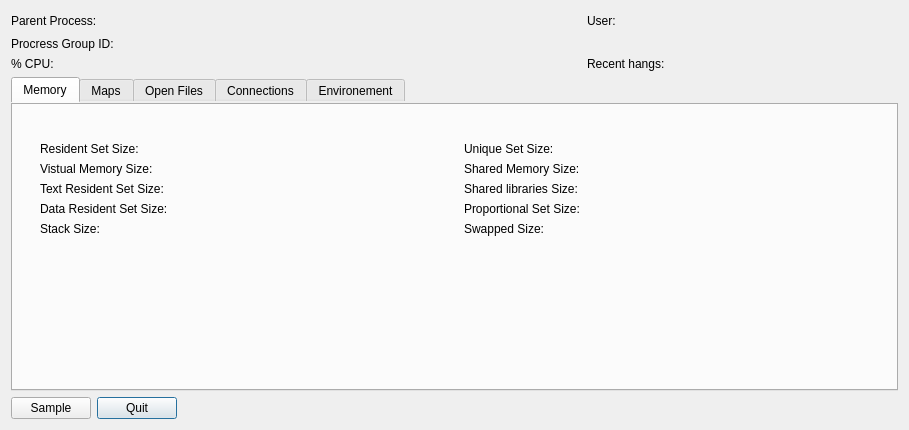
Qt form Under Construction/Activity Monitor.app/Resources/dialog_inspect_process.ui (helloSystem/Utilities) before a commit.
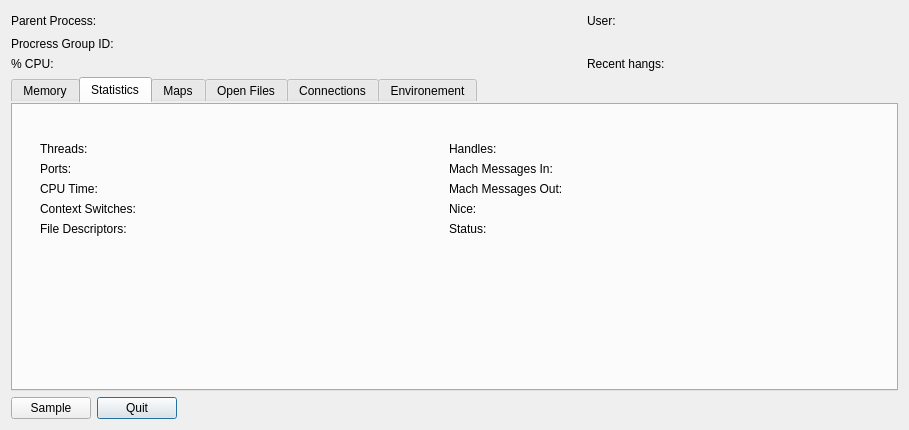
The same form after that commit.

```diff
--- a/Under Construction/Activity Monitor.app/Resources/dialog_inspect_process.ui
+++ b/Under Construction/Activity Monitor.app/Resources/dialog_inspect_process.ui
@@ -144,7 +144,7 @@
         <enum>QTabWidget::Rounded</enum>
        </property>
        <property name="currentIndex">
-        <number>0</number>
+        <number>1</number>
        </property>
        <widget class="QWidget" name="tab_Memory">
         <attribute name="title">
@@ -495,6 +495,364 @@
          </item>
         </layout>
        </widget>
+       <widget class="QWidget" name="tab">
+        <attribute name="title">
+         <string>Statistics</string>
+        </attribute>
+        <layout class="QHBoxLayout" name="horizontalLayout_8">
+         <item>
+          <layout class="QHBoxLayout" name="horizontalLayout_7">
+           <property name="leftMargin">
+            <number>20</number>
+           </property>
+           <property name="topMargin">
+            <number>30</number>
+           </property>
+           <property name="rightMargin">
+            <number>20</number>
+           </property>
+           <property name="bottomMargin">
+            <number>20</number>
+           </property>
+           <item>
+            <layout class="QGridLayout" name="gridLayout_4">
+             <item row="6" column="0">
+              <spacer name="verticalSpacer_3">
+               <property name="orientation">
+                <enum>Qt::Vertical</enum>
+               </property>
+               <property name="sizeHint" stdset="0">
+                <size>
+                 <width>20</width>
+                 <height>40</height>
+                </size>
+               </property>
+              </spacer>
+             </item>
+             <item row="4" column="0">
+              <widget class="QLabel" name="context_switches">
+               <property name="toolTip">
+                <string>&lt;html&gt;&lt;head/&gt;&lt;body&gt;&lt;p&gt;The amount of physical memory devoted to other than executable code.&lt;/p&gt;&lt;/body&gt;&lt;/html&gt;</string>
+               </property>
+               <property name="text">
+                <string>Context Switches:</string>
+               </property>
+              </widget>
+             </item>
+             <item row="3" column="0">
+              <widget class="QLabel" name="cpu_time">
+               <property name="toolTip">
+                <string>&lt;html&gt;&lt;head/&gt;&lt;body&gt;&lt;p&gt;The amount of memory devoted to executable code. &lt;/p&gt;&lt;/body&gt;&lt;/html&gt;</string>
+               </property>
+               <property name="text">
+                <string>CPU Time:</string>
+               </property>
+              </widget>
+             </item>
+             <item row="4" column="1">
+              <widget class="QLabel" name="context_switches_value">
+               <property name="minimumSize">
+                <size>
+                 <width>20</width>
+                 <height>0</height>
+                </size>
+               </property>
+               <property name="text">
+                <string/>
+               </property>
+               <property name="alignment">
+                <set>Qt::AlignRight|Qt::AlignTrailing|Qt::AlignVCenter</set>
+               </property>
+              </widget>
+             </item>
+             <item row="1" column="1">
+              <widget class="QLabel" name="threads_number_value">
+               <property name="minimumSize">
+                <size>
+                 <width>20</width>
+                 <height>0</height>
+                </size>
+               </property>
+               <property name="toolTip">
+                <string>&lt;html&gt;&lt;head/&gt;&lt;body&gt;&lt;p&gt;The number of threads currently used by this process&lt;/p&gt;&lt;/body&gt;&lt;/html&gt;</string>
+               </property>
+               <property name="text">
+                <string/>
+               </property>
+               <property name="alignment">
+                <set>Qt::AlignRight|Qt::AlignTrailing|Qt::AlignVCenter</set>
+               </property>
+              </widget>
+             </item>
+             <item row="2" column="0">
+              <widget class="QLabel" name="ports">
+               <property name="toolTip">
+                <string>&lt;html&gt;&lt;head/&gt;&lt;body&gt;&lt;p&gt;Cumulative ports used by connections of this process. &lt;/p&gt;&lt;/body&gt;&lt;/html&gt;</string>
+               </property>
+               <property name="text">
+                <string>Ports:</string>
+               </property>
+              </widget>
+             </item>
+             <item row="3" column="1">
+              <widget class="QLabel" name="cpu_time_value">
+               <property name="minimumSize">
+                <size>
+                 <width>20</width>
+                 <height>0</height>
+                </size>
+               </property>
+               <property name="text">
+                <string/>
+               </property>
+               <property name="alignment">
+                <set>Qt::AlignRight|Qt::AlignTrailing|Qt::AlignVCenter</set>
+               </property>
+              </widget>
+             </item>
+             <item row="2" column="1">
+              <widget class="QLabel" name="ports_value">
+               <property name="minimumSize">
+                <size>
+                 <width>20</width>
+                 <height>0</height>
+                </size>
+               </property>
+               <property name="toolTip">
+                <string>&lt;html&gt;&lt;head/&gt;&lt;body&gt;&lt;p&gt;Cumulative ports used by connections of this process. &lt;/p&gt;&lt;/body&gt;&lt;/html&gt;</string>
+               </property>
+               <property name="text">
+                <string/>
+               </property>
+               <property name="alignment">
+                <set>Qt::AlignRight|Qt::AlignTrailing|Qt::AlignVCenter</set>
+               </property>
+              </widget>
+             </item>
+             <item row="1" column="0">
+              <widget class="QLabel" name="threads_number">
+               <property name="toolTip">
+                <string>&lt;html&gt;&lt;head/&gt;&lt;body&gt;&lt;p&gt;The number of threads currently used by this process&lt;/p&gt;&lt;/body&gt;&lt;/html&gt;</string>
+               </property>
+               <property name="text">
+                <string>Threads:</string>
+               </property>
+              </widget>
+             </item>
+             <item row="5" column="0">
+              <widget class="QLabel" name="file_descriptors">
+               <property name="text">
+                <string>File Descriptors:</string>
+               </property>
+              </widget>
+             </item>
+             <item row="5" column="1">
+              <widget class="QLabel" name="file_descriptors_value">
+               <property name="minimumSize">
+                <size>
+                 <width>20</width>
+                 <height>0</height>
+                </size>
+               </property>
+               <property name="text">
+                <string/>
+               </property>
+              </widget>
+             </item>
+            </layout>
+           </item>
+           <item>
+            <spacer name="horizontalSpacer_5">
+             <property name="orientation">
+              <enum>Qt::Horizontal</enum>
+             </property>
+             <property name="sizeType">
+              <enum>QSizePolicy::MinimumExpanding</enum>
+             </property>
+             <property name="sizeHint" stdset="0">
+              <size>
+               <width>40</width>
+               <height>20</height>
+              </size>
+             </property>
+            </spacer>
+           </item>
+           <item>
+            <layout class="QGridLayout" name="gridLayout_5">
+             <property name="leftMargin">
+              <number>0</number>
+             </property>
+             <property name="topMargin">
+              <number>0</number>
+             </property>
+             <item row="4" column="1">
+              <widget class="QLabel" name="status_value">
+               <property name="minimumSize">
+                <size>
+                 <width>20</width>
+                 <height>0</height>
+                </size>
+               </property>
+               <property name="text">
+                <string/>
+               </property>
+               <property name="alignment">
+                <set>Qt::AlignRight|Qt::AlignTrailing|Qt::AlignVCenter</set>
+               </property>
+              </widget>
+             </item>
+             <item row="2" column="1">
+              <widget class="QLabel" name="mach_messages_out_value">
+               <property name="minimumSize">
+                <size>
+                 <width>20</width>
+                 <height>0</height>
+                </size>
+               </property>
+               <property name="text">
+                <string/>
+               </property>
+               <property name="alignment">
+                <set>Qt::AlignRight|Qt::AlignTrailing|Qt::AlignVCenter</set>
+               </property>
+              </widget>
+             </item>
+             <item row="3" column="1">
+              <widget class="QLabel" name="nice_value">
+               <property name="minimumSize">
+                <size>
+                 <width>20</width>
+                 <height>0</height>
+                </size>
+               </property>
+               <property name="text">
+                <string/>
+               </property>
+               <property name="alignment">
+                <set>Qt::AlignRight|Qt::AlignTrailing|Qt::AlignVCenter</set>
+               </property>
+              </widget>
+             </item>
+             <item row="4" column="0">
+              <widget class="QLabel" name="status">
+               <property name="toolTip">
+                <string>&lt;html&gt;&lt;head/&gt;&lt;body&gt;&lt;p&gt;Amount of memory that has been swapped out to disk.&lt;/p&gt;&lt;/body&gt;&lt;/html&gt;</string>
+               </property>
+               <property name="text">
+                <string>Status:</string>
+               </property>
+              </widget>
+             </item>
+             <item row="2" column="0">
+              <widget class="QLabel" name="mach_messages_out">
+               <property name="toolTip">
+                <string>&lt;html&gt;&lt;head/&gt;&lt;body&gt;&lt;p&gt;The memory used by shared libraries.&lt;/p&gt;&lt;/body&gt;&lt;/html&gt;</string>
+               </property>
+               <property name="text">
+                <string>Mach Messages Out:</string>
+               </property>
+              </widget>
+             </item>
+             <item row="1" column="0">
+              <widget class="QLabel" name="mach_messages_in">
+               <property name="toolTip">
+                <string>&lt;html&gt;&lt;head/&gt;&lt;body&gt;&lt;p&gt; Memory that could be potentially shared with other processes.&lt;/p&gt;&lt;/body&gt;&lt;/html&gt;</string>
+               </property>
+               <property name="text">
+                <string>Mach Messages In:</string>
+               </property>
+              </widget>
+             </item>
+             <item row="1" column="1">
+              <widget class="QLabel" name="mach_messages_in_value">
+               <property name="minimumSize">
+                <size>
+                 <width>20</width>
+                 <height>0</height>
+                </size>
+               </property>
+               <property name="text">
+                <string/>
+               </property>
+               <property name="alignment">
+                <set>Qt::AlignRight|Qt::AlignTrailing|Qt::AlignVCenter</set>
+               </property>
+              </widget>
+             </item>
+             <item row="3" column="0">
+              <widget class="QLabel" name="nice">
+               <property name="toolTip">
+                <string>&lt;html&gt;&lt;head/&gt;&lt;body&gt;&lt;p&gt;The amount of memory shared with other processes, accounted in a way that the amount is divided evenly between the processes that share it. &lt;/p&gt;&lt;/body&gt;&lt;/html&gt;</string>
+               </property>
+               <property name="text">
+                <string>Nice:</string>
+               </property>
+              </widget>
+             </item>
+             <item row="5" column="0">
+              <spacer name="verticalSpacer_4">
+               <property name="orientation">
+                <enum>Qt::Vertical</enum>
+               </property>
+               <property name="sizeHint" stdset="0">
+                <size>
+                 <width>20</width>
+                 <height>40</height>
+                </size>
+               </property>
+              </spacer>
+             </item>
+             <item row="0" column="0">
+              <widget class="QLabel" name="handles">
+               <property name="toolTip">
+                <string>&lt;html&gt;&lt;head/&gt;&lt;body&gt;&lt;p&gt;This is the memory which is unique to a process and which would be freed if the process was terminated right now.&lt;/p&gt;&lt;/body&gt;&lt;/html&gt;</string>
+               </property>
+               <property name="text">
+                <string>Handles:</string>
+               </property>
+              </widget>
+             </item>
+             <item row="0" column="1">
+              <widget class="QLabel" name="handles_value">
+               <property name="minimumSize">
+                <size>
+                 <width>20</width>
+                 <height>0</height>
+                </size>
+               </property>
+               <property name="toolTip">
+                <string/>
+               </property>
+               <property name="text">
+                <string/>
+               </property>
+               <property name="alignment">
+                <set>Qt::AlignRight|Qt::AlignTrailing|Qt::AlignVCenter</set>
+               </property>
+              </widget>
+             </item>
+            </layout>
+           </item>
+           <item>
+            <spacer name="horizontalSpacer_6">
+             <property name="orientation">
+              <enum>Qt::Horizontal</enum>
+             </property>
+             <property name="sizeType">
+              <enum>QSizePolicy::MinimumExpanding</enum>
+             </property>
+             <property name="sizeHint" stdset="0">
+              <size>
+               <width>0</width>
+               <height>20</height>
+              </size>
+             </property>
+            </spacer>
+           </item>
+          </layout>
+         </item>
+        </layout>
+       </widget>
        <widget class="QWidget" name="tab_Maps">
         <attribute name="title">
          <string>Maps</string>
```
